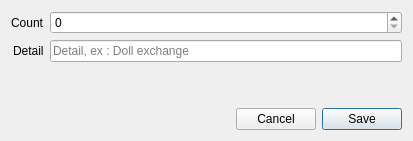
First picture: the form in libgui/customer/rewardadddialog.ui, repository apinprastya/sultan, before the edit.
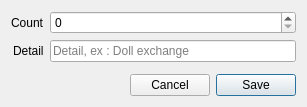
Second picture: the form after the edit.

What changed in the file:
```diff
--- a/libgui/customer/rewardadddialog.ui
+++ b/libgui/customer/rewardadddialog.ui
@@ -6,8 +6,8 @@
    <rect>
     <x>0</x>
     <y>0</y>
-    <width>413</width>
-    <height>141</height>
+    <width>307</width>
+    <height>107</height>
    </rect>
   </property>
   <property name="windowTitle">
```
